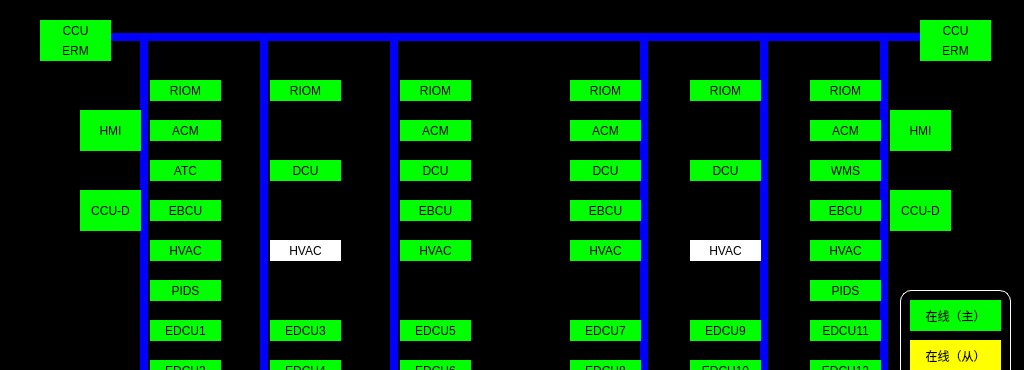
The window that maintaincetcmsstatespage.ui (mayue-crrc/ShenyangMetro9DB) describes before a commit, drawn with Qt 5; both pictures show x 0 to 1024 and y 0 to 370 of the 1024 by 595 pixel window.
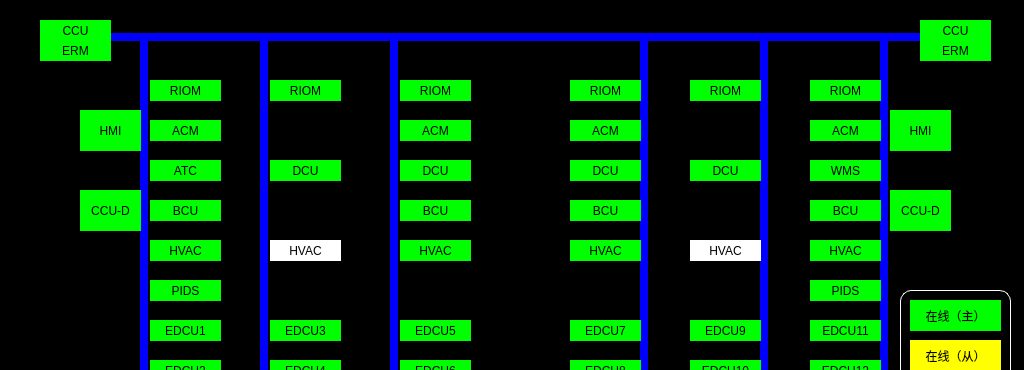
The same window after the commit.

What changed in the file:
```diff
--- a/maintaincetcmsstatespage.ui
+++ b/maintaincetcmsstatespage.ui
@@ -468,7 +468,7 @@
 </string>
    </property>
    <property name="text">
-    <string>EBCU</string>
+    <string>BCU</string>
    </property>
    <property name="alignment">
     <set>Qt::AlignCenter</set>
@@ -707,7 +707,7 @@
 </string>
    </property>
    <property name="text">
-    <string>EBCU</string>
+    <string>BCU</string>
    </property>
    <property name="alignment">
     <set>Qt::AlignCenter</set>
@@ -887,7 +887,7 @@
 </string>
    </property>
    <property name="text">
-    <string>EBCU</string>
+    <string>BCU</string>
    </property>
    <property name="alignment">
     <set>Qt::AlignCenter</set>
@@ -1026,7 +1026,7 @@
 </string>
    </property>
    <property name="text">
-    <string>EBCU</string>
+    <string>BCU</string>
    </property>
    <property name="alignment">
     <set>Qt::AlignCenter</set>
```
